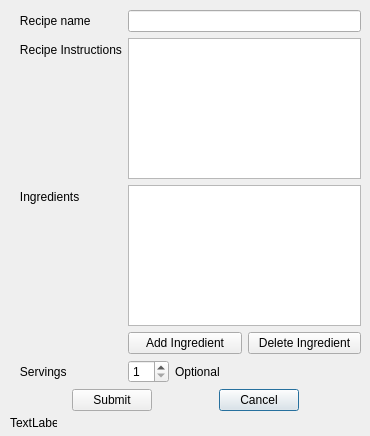
Before: the Qt Designer form addrecipedialog.ui in RoughRoman/Recipe-Manager-GUI, drawn with Qt 5.
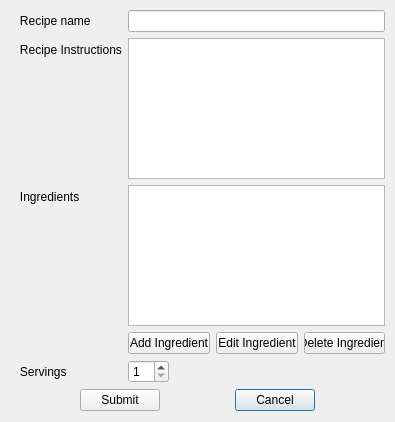
After: the same form once the commit is applied.

What changed in the file:
```diff
--- a/addrecipedialog.ui
+++ b/addrecipedialog.ui
@@ -6,8 +6,8 @@
    <rect>
     <x>0</x>
     <y>0</y>
-    <width>370</width>
-    <height>436</height>
+    <width>395</width>
+    <height>422</height>
    </rect>
   </property>
   <property name="windowTitle">
@@ -18,7 +18,7 @@
     <rect>
      <x>10</x>
      <y>10</y>
-     <width>351</width>
+     <width>375</width>
      <height>401</height>
     </rect>
    </property>
@@ -80,6 +80,13 @@
         </property>
        </widget>
       </item>
+      <item>
+       <widget class="QPushButton" name="editIngredBtn">
+        <property name="text">
+         <string>Edit Ingredient</string>
+        </property>
+       </widget>
+      </item>
       <item>
        <widget class="QPushButton" name="deleteIngredBtn">
         <property name="focusPolicy">
@@ -117,13 +124,6 @@
         </property>
        </widget>
       </item>
-      <item>
-       <widget class="QLabel" name="label_5">
-        <property name="text">
-         <string>Optional</string>
-        </property>
-       </widget>
-      </item>
       <item>
        <spacer name="horizontalSpacer">
         <property name="orientation">
@@ -207,19 +207,6 @@
     </item>
    </layout>
   </widget>
-  <widget class="QLabel" name="logLabel">
-   <property name="geometry">
-    <rect>
-     <x>10</x>
-     <y>413</y>
-     <width>47</width>
-     <height>20</height>
-    </rect>
-   </property>
-   <property name="text">
-    <string>TextLabel</string>
-   </property>
-  </widget>
  </widget>
  <tabstops>
   <tabstop>recipeCancelBtn</tabstop>
```
